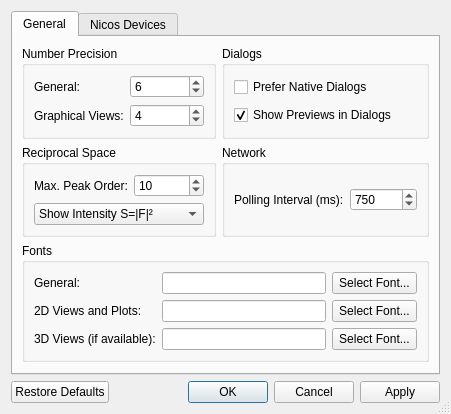
First picture: the form in ui/settings.ui, repository t-weber/takin, before the edit.
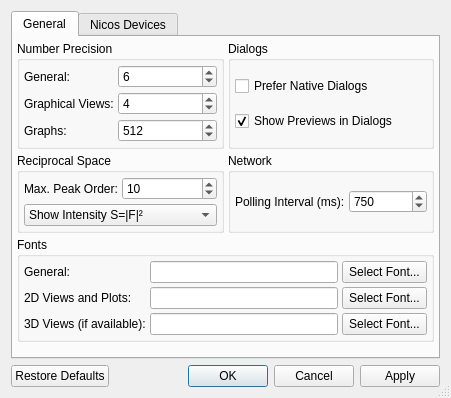
Second picture: the form after the edit.

Patch:
```diff
--- a/ui/settings.ui
+++ b/ui/settings.ui
@@ -7,7 +7,7 @@
     <x>0</x>
     <y>0</y>
     <width>451</width>
-    <height>407</height>
+    <height>398</height>
    </rect>
   </property>
   <property name="windowTitle">
@@ -37,12 +37,24 @@
        <string>General</string>
       </attribute>
       <layout class="QGridLayout" name="gridLayout_4">
+       <property name="margin">
+        <number>4</number>
+       </property>
+       <property name="spacing">
+        <number>4</number>
+       </property>
        <item row="1" column="0">
         <widget class="QGroupBox" name="groupBox_4">
          <property name="title">
           <string>Reciprocal Space</string>
          </property>
          <layout class="QGridLayout" name="gridLayout_7">
+          <property name="margin">
+           <number>4</number>
+          </property>
+          <property name="spacing">
+           <number>4</number>
+          </property>
           <item row="0" column="1">
            <widget class="QSpinBox" name="spinBragg">
             <property name="minimum">
@@ -114,8 +126,17 @@
           <string>Number Precision</string>
          </property>
          <layout class="QGridLayout" name="gridLayout_5">
-          <item row="0" column="1">
-           <widget class="QSpinBox" name="spinPrecGen">
+          <property name="margin">
+           <number>4</number>
+          </property>
+          <property name="spacing">
+           <number>4</number>
+          </property>
+          <item row="1" column="1">
+           <widget class="QSpinBox" name="spinPrecGfx">
+            <property name="toolTip">
+             <string>Number precision in graphs.</string>
+            </property>
             <property name="minimum">
              <number>1</number>
             </property>
@@ -123,7 +144,7 @@
              <number>16</number>
             </property>
             <property name="value">
-             <number>6</number>
+             <number>4</number>
             </property>
            </widget>
           </item>
@@ -153,8 +174,11 @@
             </property>
            </widget>
           </item>
-          <item row="1" column="1">
-           <widget class="QSpinBox" name="spinPrecGfx">
+          <item row="0" column="1">
+           <widget class="QSpinBox" name="spinPrecGen">
+            <property name="toolTip">
+             <string>General number precision.</string>
+            </property>
             <property name="minimum">
              <number>1</number>
             </property>
@@ -162,7 +186,27 @@
              <number>16</number>
             </property>
             <property name="value">
-             <number>4</number>
+             <number>6</number>
+            </property>
+           </widget>
+          </item>
+          <item row="2" column="0">
+           <widget class="QLabel" name="label_17">
+            <property name="text">
+             <string>Graphs:</string>
+            </property>
+           </widget>
+          </item>
+          <item row="2" column="1">
+           <widget class="QSpinBox" name="spinPtsGfx">
+            <property name="toolTip">
+             <string>Number of points to draw in graphs.</string>
+            </property>
+            <property name="maximum">
+             <number>99999</number>
+            </property>
+            <property name="value">
+             <number>512</number>
             </property>
            </widget>
           </item>
@@ -175,6 +219,12 @@
           <string>Fonts</string>
          </property>
          <layout class="QGridLayout" name="gridLayout_8">
+          <property name="margin">
+           <number>4</number>
+          </property>
+          <property name="spacing">
+           <number>4</number>
+          </property>
           <item row="0" column="0">
            <widget class="QLabel" name="label_23">
             <property name="sizePolicy">
@@ -310,6 +360,12 @@
           <string>Network</string>
          </property>
          <layout class="QGridLayout" name="gridLayout_6">
+          <property name="margin">
+           <number>4</number>
+          </property>
+          <property name="spacing">
+           <number>4</number>
+          </property>
           <item row="0" column="0">
            <widget class="QLabel" name="label_21">
             <property name="sizePolicy">
@@ -351,6 +407,12 @@
           <string>Dialogs</string>
          </property>
          <layout class="QGridLayout" name="gridLayout_3">
+          <property name="margin">
+           <number>4</number>
+          </property>
+          <property name="spacing">
+           <number>4</number>
+          </property>
           <item row="1" column="0" colspan="2">
            <widget class="QCheckBox" name="checkPreview">
             <property name="text">
@@ -384,6 +446,15 @@
           <string>Sample</string>
          </property>
          <layout class="QFormLayout" name="formLayout_3">
+          <property name="horizontalSpacing">
+           <number>4</number>
+          </property>
+          <property name="verticalSpacing">
+           <number>4</number>
+          </property>
+          <property name="margin">
+           <number>4</number>
+          </property>
           <item row="0" column="0">
            <widget class="QLabel" name="label">
             <property name="text">
@@ -528,6 +599,15 @@
           <string>Analyser</string>
          </property>
          <layout class="QFormLayout" name="formLayout_2">
+          <property name="horizontalSpacing">
+           <number>4</number>
+          </property>
+          <property name="verticalSpacing">
+           <number>4</number>
+          </property>
+          <property name="margin">
+           <number>4</number>
+          </property>
           <item row="0" column="0">
            <widget class="QLabel" name="label_9">
             <property name="text">
@@ -579,6 +659,15 @@
           <string>Monochromator</string>
          </property>
          <layout class="QFormLayout" name="formLayout">
+          <property name="horizontalSpacing">
+           <number>4</number>
+          </property>
+          <property name="verticalSpacing">
+           <number>4</number>
+          </property>
+          <property name="margin">
+           <number>4</number>
+          </property>
           <item row="0" column="0">
            <widget class="QLabel" name="label_6">
             <property name="text">
```
Left out of the diff: 3 changed lines with no effect on the pictures.
